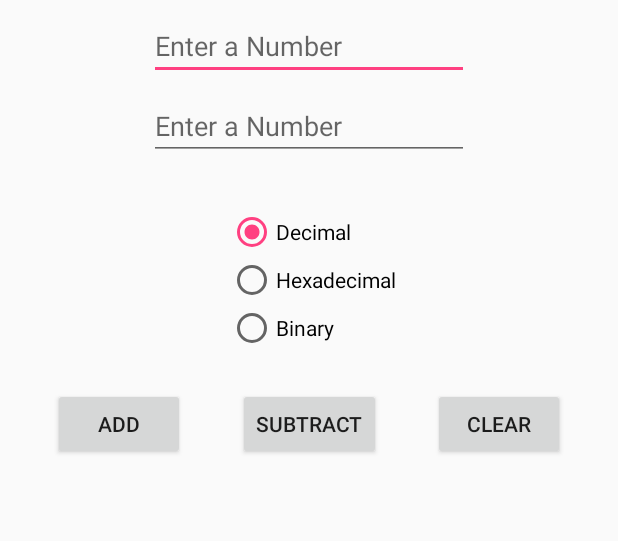
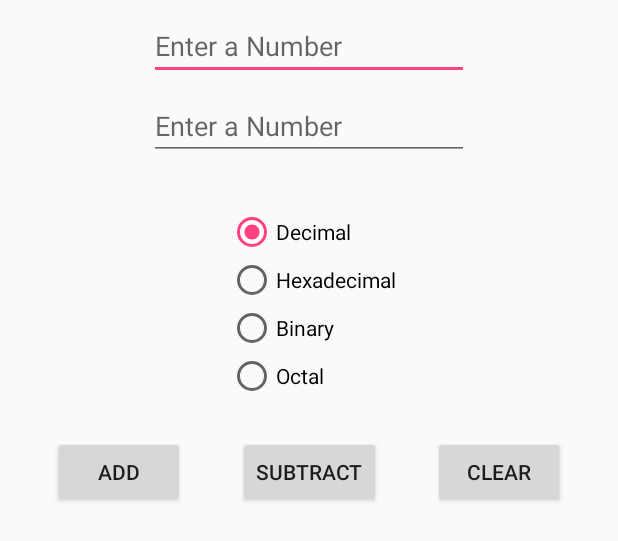
Before and after one commit to tm1287/CalculatorApp, an Android app: the layout activity_main.xml on its own in the app's theme, with its tools: preview values and no code run, on a phone screen of 412 x 824 dp. Shown: the top 541 px of the screen. Run offline under Robolectric (Android 15) with nearby library versions, the phone set to English and light mode, and no system bars.

Commit message:
Added functionality for an octal radio button

```diff
--- a/app/src/main/res/layout/activity_main.xml
+++ b/app/src/main/res/layout/activity_main.xml
@@ -120,6 +120,13 @@
             android:layout_weight="1"
             android:onClick="onChangeBase"
             android:text="@string/binary" />
+
+        <RadioButton
+            android:id="@+id/octalRadioButton"
+            android:layout_width="match_parent"
+            android:layout_height="wrap_content"
+            android:onClick="onChangeBase"
+            android:text="@string/octal" />
     </RadioGroup>
 
 </android.support.constraint.ConstraintLayout>
```
